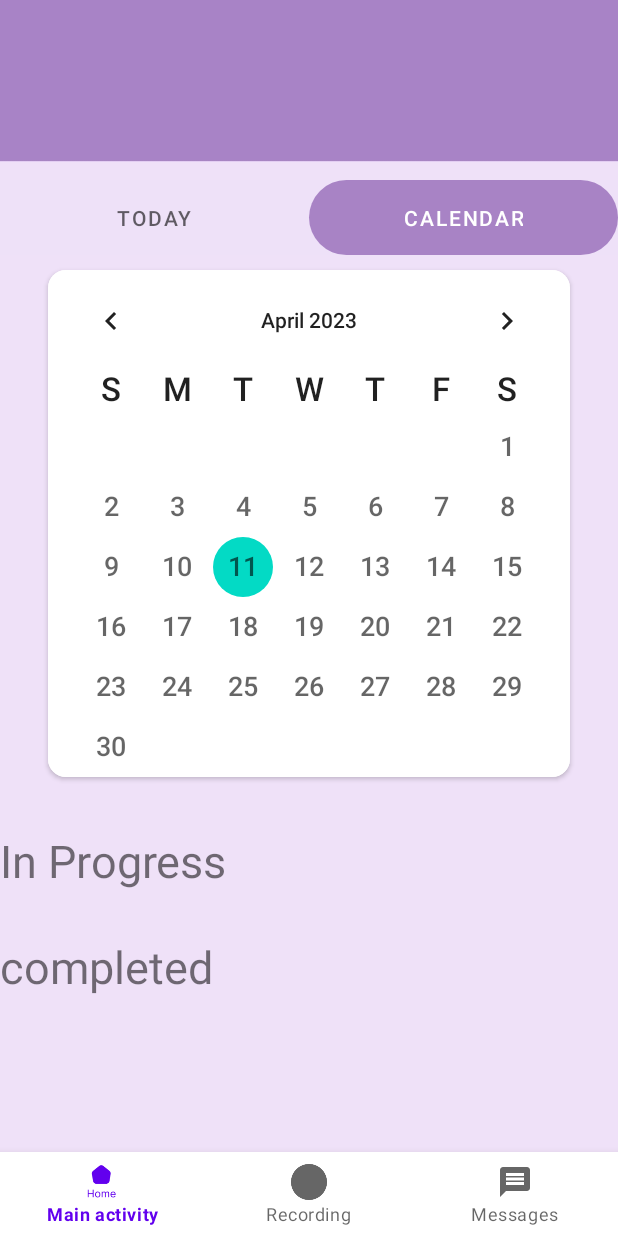
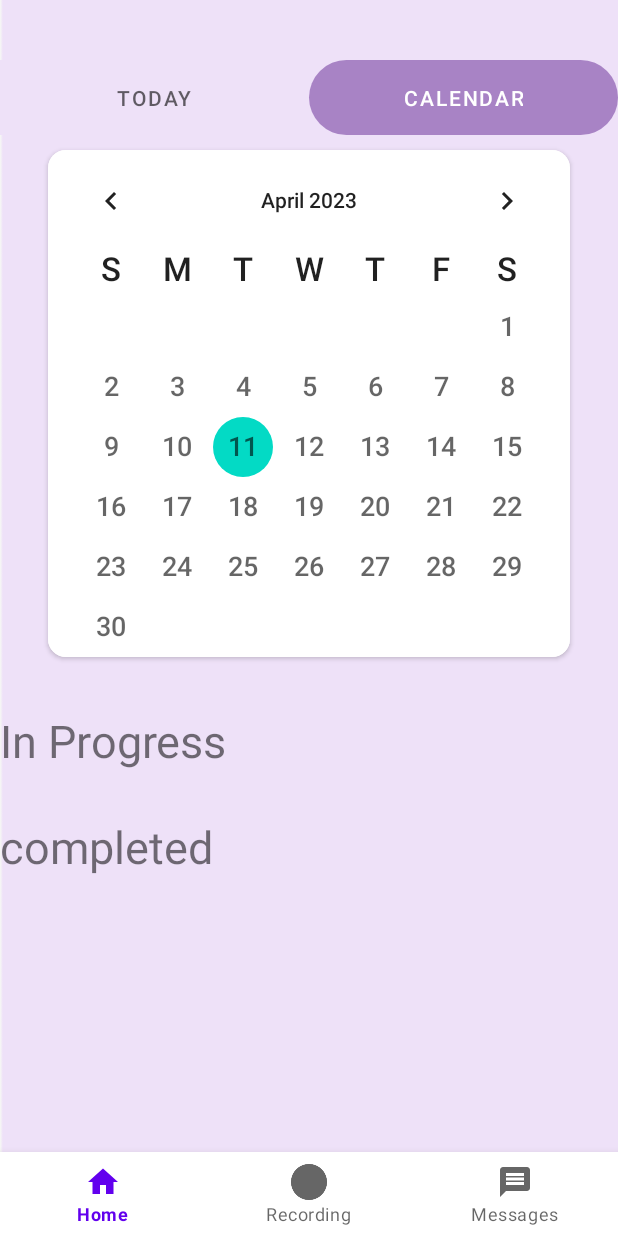
Before and after one commit to Ho-JE/MoodMagik, an Android app: the TabIndicator screen opened directly, with no data from a screen before it, tab 2 chosen, on a phone screen of 412 x 824 dp. Run offline under Robolectric (Android 15) with nearby library versions, the phone set to English and light mode, and no system bars; our stand-ins replace Firebase (no records; nobody signed in at launch, a user with empty details on screens opened directly), Room's generated code; 2 statements that could not run were skipped.

Commit message:
layout changes

```diff
--- /dev/null
+++ b/app/src/main/res/drawable/home.xml
@@ -0,0 +1,5 @@
+<vector android:height="24dp" android:tint="#656565"
+    android:viewportHeight="24" android:viewportWidth="24"
+    android:width="24dp" xmlns:android="http://schemas.android.com/apk/res/android">
+    <path android:fillColor="@android:color/white" android:pathData="M10,20v-6h4v6h5v-8h3L12,3 2,12h3v8z"/>
+</vector>
--- a/app/src/main/res/layout/topnavigation.xml
+++ b/app/src/main/res/layout/topnavigation.xml
@@ -12,7 +12,7 @@
         android:id="@+id/tabLayout"
         android:layout_width="match_parent"
         android:layout_height="50sp"
-        android:layout_marginTop="120sp"
+        android:layout_marginTop="40sp"
         android:background="#EEE1F8"
         app:tabGravity="fill"
         app:tabIndicatorGravity="stretch"
--- a/app/src/main/res/menu/bottom_nav_menu.xml
+++ b/app/src/main/res/menu/bottom_nav_menu.xml
@@ -7,9 +7,9 @@
 
     <item
         android:id="@+id/navigation_home"
-        android:icon="@drawable/homebutton"
+        android:icon="@drawable/home"
         app:showAsAction="ifRoom"
-        android:title="Main activity" >40sp</item>
+        android:title="Home" >40sp</item>
 
     <item
         android:id="@+id/navigation_record"
```
Also changed, not shown: app/src/main/res/drawable/background.png.
